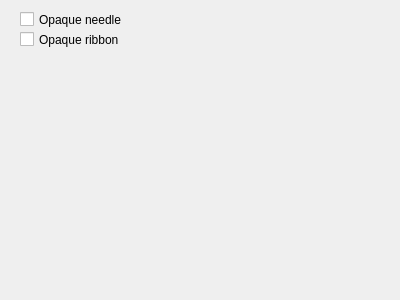
This is src/ui/hud2/HUD2RibbonForm.ui in mavlink/qgroundcontrol as Qt 5 draws it before an edit. The edited form follows.
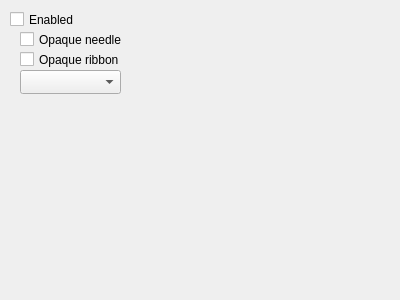
This is the edited form.

```diff
--- a/src/ui/hud2/HUD2RibbonForm.ui
+++ b/src/ui/hud2/HUD2RibbonForm.ui
@@ -17,8 +17,8 @@
    <property name="geometry">
     <rect>
      <x>20</x>
-     <y>10</y>
-     <width>161</width>
+     <y>30</y>
+     <width>131</width>
      <height>19</height>
     </rect>
    </property>
@@ -30,7 +30,7 @@
    <property name="geometry">
     <rect>
      <x>20</x>
-     <y>30</y>
+     <y>50</y>
      <width>141</width>
      <height>19</height>
     </rect>
@@ -39,6 +39,29 @@
     <string>Opaque ribbon</string>
    </property>
   </widget>
+  <widget class="QCheckBox" name="checkBoxEnable">
+   <property name="geometry">
+    <rect>
+     <x>10</x>
+     <y>10</y>
+     <width>111</width>
+     <height>19</height>
+    </rect>
+   </property>
+   <property name="text">
+    <string>Enabled</string>
+   </property>
+  </widget>
+  <widget class="QComboBox" name="comboBox">
+   <property name="geometry">
+    <rect>
+     <x>20</x>
+     <y>70</y>
+     <width>101</width>
+     <height>24</height>
+    </rect>
+   </property>
+  </widget>
  </widget>
  <resources/>
  <connections/>
```
